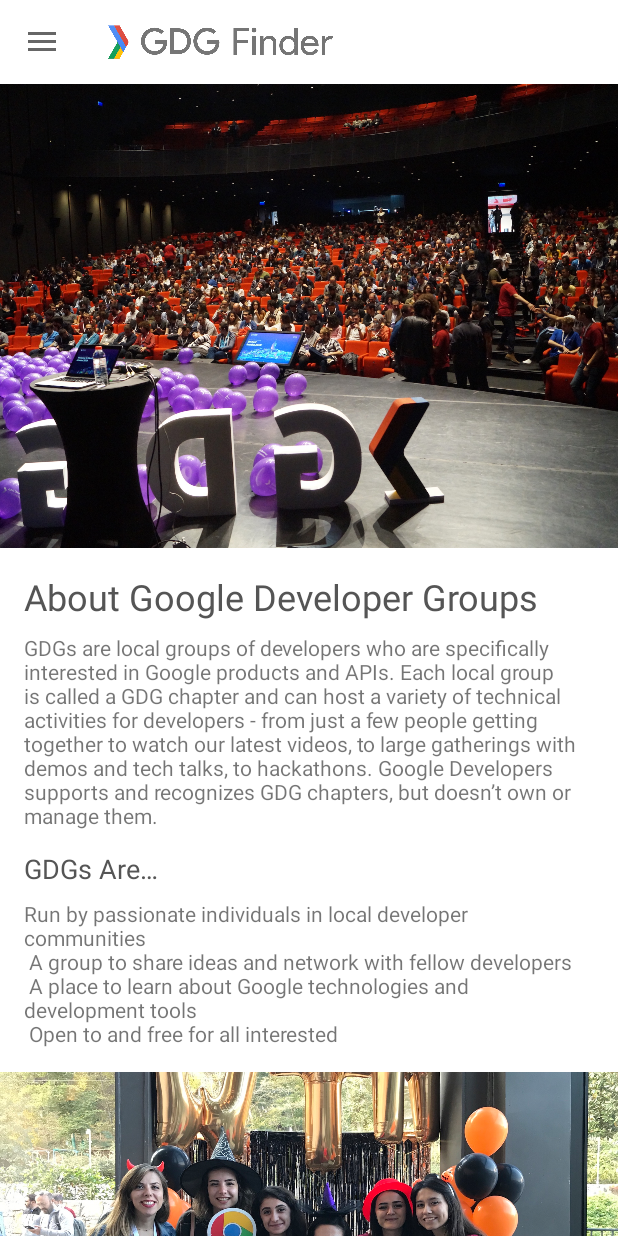
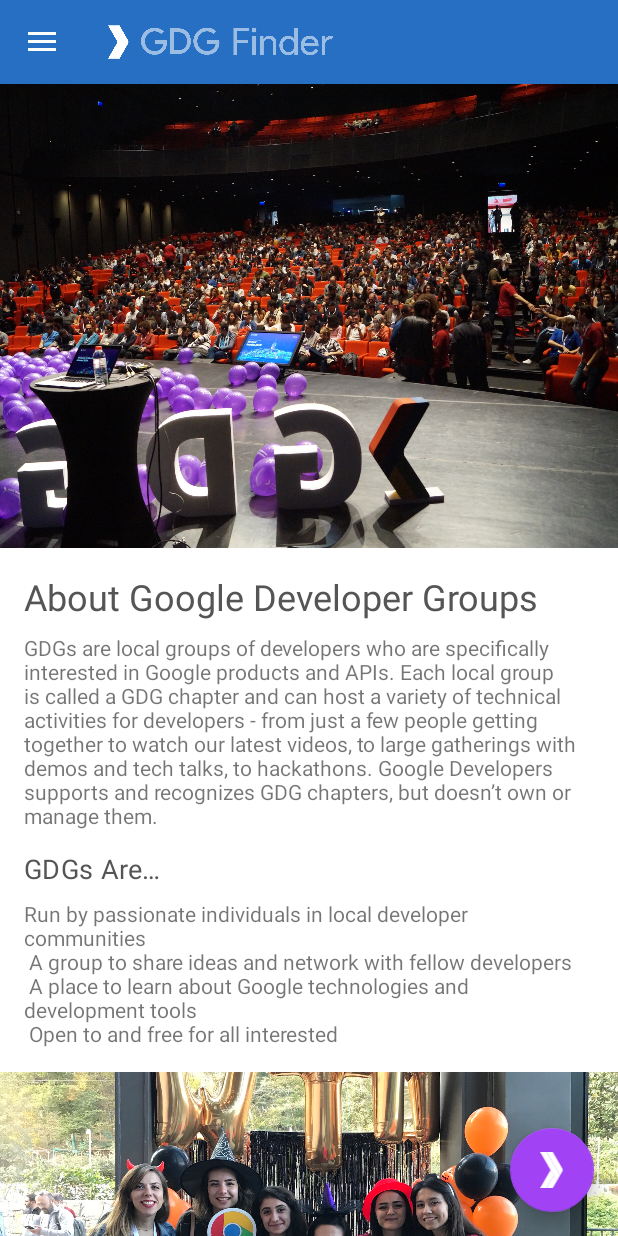
Before and after one commit to amanrj33/GDGFinder, an Android app: the screen it shows after launch (MainActivity), on a phone screen of 412 x 824 dp. Run offline under Robolectric (Android 15) with nearby library versions, the phone set to English and light mode, and no system bars; our stand-ins replace data binding, navigation-ui; Roboto replaces fonts that are not available here.

Commit message:
fab added and styling done

```diff
--- a/app/src/main/AndroidManifest.xml
+++ b/app/src/main/AndroidManifest.xml
@@ -15,7 +15,8 @@
             android:roundIcon="@mipmap/ic_launcher_round"
             android:theme="@style/AppTheme"
             tools:ignore="AllowBackup,GoogleAppIndexingWarning">
-        <activity android:name=".MainActivity">
+        <activity android:name=".MainActivity"
+            android:theme="@style/AppTheme">
             <intent-filter>
                 <action android:name="android.intent.action.MAIN"/>
 
--- a/app/src/main/java/com/example/android/gdgfinder/home/HomeFragment.kt
+++ b/app/src/main/java/com/example/android/gdgfinder/home/HomeFragment.kt
@@ -22,7 +22,10 @@ import android.view.LayoutInflater
 import android.view.View
 import android.view.ViewGroup
 import androidx.fragment.app.Fragment
+import androidx.lifecycle.Observer
 import androidx.lifecycle.ViewModelProvider
+import androidx.navigation.fragment.findNavController
+import com.example.android.gdgfinder.R
 import com.example.android.gdgfinder.databinding.HomeFragmentBinding
 
 class HomeFragment : Fragment() {
@@ -40,6 +43,15 @@ class HomeFragment : Fragment() {
         val binding = HomeFragmentBinding.inflate(inflater)
         viewModel = ViewModelProvider(this).get(HomeViewModel::class.java)
 
+        binding.viewModel = viewModel
+        viewModel.navigateToSearch.observe(viewLifecycleOwner, Observer { navigate ->
+            if (navigate) {
+                val navController = findNavController()
+                navController.navigate(R.id.action_homeFragment_to_gdgListFragment)
+                viewModel.onNavigatedToSearch()
+            }
+        })
+
         return binding.root
     }
 }
--- a/app/src/main/res/layout/activity_main.xml
+++ b/app/src/main/res/layout/activity_main.xml
@@ -19,8 +19,8 @@
 
     <androidx.drawerlayout.widget.DrawerLayout
         android:id="@+id/drawer_layout"
-            android:layout_height="match_parent"
-            android:layout_width="match_parent">
+        android:layout_width="match_parent"
+        android:layout_height="match_parent">
 
         <LinearLayout
             android:layout_width="match_parent"
@@ -30,13 +30,17 @@
             <androidx.appcompat.widget.Toolbar
                 android:id="@+id/toolbar"
                 android:layout_width="match_parent"
-                    android:layout_height="?attr/actionBarSize">
+                android:layout_height="?attr/actionBarSize"
+                android:background="@color/primaryDarkColor"
+                android:theme="@style/ThemeOverlay.MaterialComponents.Dark.ActionBar">
+
                 <ImageView
                     android:id="@+id/hero_image"
                     android:layout_width="150dp"
                     android:layout_height="match_parent"
+                    android:contentDescription="@string/app_name"
                     app:srcCompat="@drawable/logo"
-                        android:contentDescription="@string/app_name"/>
+                    android:tint="?attr/colorOnSecondary"/>
             </androidx.appcompat.widget.Toolbar>
 
             <fragment
@@ -45,7 +49,7 @@
                 android:layout_width="match_parent"
                 android:layout_height="match_parent"
                 app:defaultNavHost="true"
-                    app:navGraph="@navigation/nav_graph"/>
+                app:navGraph="@navigation/nav_graph" />
         </LinearLayout>
 
         <com.google.android.material.navigation.NavigationView
@@ -53,6 +57,6 @@
             android:layout_width="wrap_content"
             android:layout_height="match_parent"
             android:layout_gravity="start"
-                app:menu="@menu/drawer_view"/>
+            app:menu="@menu/drawer_view" />
     </androidx.drawerlayout.widget.DrawerLayout>
 </layout>
--- a/app/src/main/res/layout/add_gdg_fragment.xml
+++ b/app/src/main/res/layout/add_gdg_fragment.xml
@@ -38,9 +38,9 @@
                 android:id="@+id/textViewIntro"
                 android:layout_width="match_parent"
                 android:layout_height="wrap_content"
-                android:layout_marginStart="16dp"
-                android:layout_marginTop="16dp"
-                android:layout_marginEnd="16dp"
+                android:layout_marginStart="@dimen/spacing_normal"
+                android:layout_marginTop="@dimen/spacing_normal"
+                android:layout_marginEnd="@dimen/spacing_normal"
                 android:text="@string/add_gdg"
                 android:textColor="#AAAAAA"
                 app:layout_constraintEnd_toEndOf="parent"
@@ -136,7 +136,7 @@
                 android:id="@+id/labelTextWhy"
                 android:layout_width="wrap_content"
                 android:layout_height="wrap_content"
-                android:layout_marginTop="16dp"
+                android:layout_marginTop="@dimen/spacing_normal"
                 android:layout_marginBottom="1dp"
                 android:text="@string/motivation"
                 app:layout_constraintBottom_toTopOf="@+id/EditTextWhy"
--- a/app/src/main/res/layout/home_fragment.xml
+++ b/app/src/main/res/layout/home_fragment.xml
@@ -19,10 +19,16 @@
     xmlns:tools="http://schemas.android.com/tools">
 
     <data>
-
+        <variable
+            name="viewModel"
+            type="com.example.android.gdgfinder.home.HomeViewModel"/>
     </data>
 
-    <ScrollView
+    <androidx.coordinatorlayout.widget.CoordinatorLayout
+        android:layout_width="match_parent"
+        android:layout_height="match_parent">
+
+        <androidx.core.widget.NestedScrollView
             android:layout_width="match_parent"
             android:layout_height="match_parent">
 
@@ -30,7 +36,7 @@
                 android:layout_width="match_parent"
                 android:layout_height="wrap_content"
                 android:clipToPadding="true"
-            android:paddingBottom="16dp"
+                android:paddingBottom="@dimen/spacing_normal"
                 tools:context=".home.HomeFragment">
 
                 <ImageView
@@ -48,9 +54,10 @@
                     android:id="@+id/title"
                     android:layout_width="0dp"
                     android:layout_height="wrap_content"
-                android:layout_marginTop="16dp"
+                    android:layout_marginTop="@dimen/spacing_normal"
                     android:text="@string/about_google_developer_groups"
                     android:textColor="#FF555555"
+                    android:textAppearance="?attr/textAppearanceHeadline5"
                     android:textSize="24sp"
                     app:layout_constraintEnd_toStartOf="@+id/end_guideline"
                     app:layout_constraintStart_toStartOf="@+id/start_guideline"
@@ -72,8 +79,9 @@
                     android:layout_height="wrap_content"
                     android:layout_marginTop="13dp"
                     android:text="@string/gdgs_are"
+                    android:textColor="#555555"
                     android:textSize="18sp"
-                android:textColor="#555555"
+                    android:textAppearance="?attr/textAppearanceHeadline6"
                     app:layout_constraintEnd_toStartOf="@id/end_guideline"
                     app:layout_constraintStart_toEndOf="@id/start_guideline"
                     app:layout_constraintTop_toBottomOf="@+id/intro_text" />
@@ -92,7 +100,7 @@
                     android:id="@+id/end_image"
                     android:layout_width="0dp"
                     android:layout_height="0dp"
-                android:layout_marginTop="16dp"
+                    android:layout_marginTop="@dimen/spacing_normal"
                     android:scaleType="centerCrop"
                     app:layout_constraintBottom_toBottomOf="parent"
                     app:layout_constraintDimensionRatio="3:1.5"
@@ -106,14 +114,24 @@
                     android:layout_width="wrap_content"
                     android:layout_height="wrap_content"
                     android:orientation="vertical"
-                app:layout_constraintGuide_begin="16dp" />
+                    app:layout_constraintGuide_begin="@dimen/spacing_normal" />
 
                 <androidx.constraintlayout.widget.Guideline
                     android:id="@+id/end_guideline"
                     android:layout_width="wrap_content"
                     android:layout_height="wrap_content"
                     android:orientation="vertical"
-                app:layout_constraintGuide_end="26dp" />
+                    app:layout_constraintGuide_end="@dimen/spacing_normal" />
             </androidx.constraintlayout.widget.ConstraintLayout>
-    </ScrollView>
+        </androidx.core.widget.NestedScrollView>
+
+        <com.google.android.material.floatingactionbutton.FloatingActionButton
+            android:layout_width="wrap_content"
+            android:layout_height="wrap_content"
+            android:layout_margin="@dimen/spacing_normal"
+            android:onClick="@{() -> viewModel.onFabClicked()}"
+            android:layout_gravity="bottom|end"
+            android:src="@drawable/ic_gdg"/>
+
+    </androidx.coordinatorlayout.widget.CoordinatorLayout>
 </layout>
--- a/app/src/main/res/layout/list_item.xml
+++ b/app/src/main/res/layout/list_item.xml
@@ -40,7 +40,7 @@
             android:id="@+id/gdg_image"
             android:layout_width="50dp"
             android:layout_height="76dp"
-            android:layout_marginLeft="16dp"
+            android:layout_marginLeft="@dimen/spacing_normal"
             android:layout_marginTop="26dp"
             android:layout_marginBottom="26dp"
             android:contentDescription="TODO"
@@ -53,8 +53,8 @@
             android:id="@+id/chapter_name"
             android:layout_width="0dp"
             android:layout_height="0dp"
-            android:layout_marginStart="16dp"
-            android:layout_marginEnd="16dp"
+            android:layout_marginStart="@dimen/spacing_normal"
+            android:layout_marginEnd="@dimen/spacing_normal"
             android:gravity="center_vertical"
             android:text="@{chapter.name}"
             android:textAppearance="?textAppearanceHeadline6"
--- a/app/src/main/res/values-night/styles.xml
+++ /dev/null
@@ -1,12 +0,0 @@
-<?xml version="1.0" encoding="utf-8"?>
-<resources>
-
-    <!-- Base application theme. -->
-    <style name="AppTheme" parent="Theme.MaterialComponents.Light.NoActionBar">
-        <!-- Customize your theme here. -->
-        <item name="colorPrimary">@color/colorPrimary</item>
-        <item name="colorPrimaryDark">@color/colorPrimaryDark</item>
-        <item name="colorAccent">@color/colorAccent</item>
-    </style>
-
-</resources>
--- a/app/src/main/res/values/colors.xml
+++ b/app/src/main/res/values/colors.xml
@@ -14,8 +14,14 @@
   ~ limitations under the License.
   -->
 
+<!--?xml version="1.0" encoding="UTF-8"?-->
 <resources>
-  <color name="colorPrimary">#008577</color>
-  <color name="colorPrimaryDark">#00574B</color>
-  <color name="colorAccent">#D81B60</color>
+  <color name="primaryColor">#669df6</color>
+  <color name="primaryLightColor">#9cceff</color>
+  <color name="primaryDarkColor">#266fc3</color>
+  <color name="secondaryColor">#a142f4</color>
+  <color name="secondaryLightColor">#d774ff</color>
+  <color name="secondaryDarkColor">#6b00c0</color>
+  <color name="primaryTextColor">#000000</color>
+  <color name="secondaryTextColor">#ffffff</color>
 </resources>
--- a/app/src/main/res/values/dimens.xml
+++ b/app/src/main/res/values/dimens.xml
@@ -16,4 +16,5 @@
 
 <resources>
 
+    <dimen name="spacing_normal">16dp</dimen>
 </resources>
--- a/app/src/main/res/values/styles.xml
+++ b/app/src/main/res/values/styles.xml
@@ -19,12 +19,21 @@
     <!-- Base application theme. -->
     <style name="AppTheme" parent="Theme.MaterialComponents.Light.NoActionBar">
         <!-- Customize your theme here. -->
-        <item name="colorPrimary">@color/colorPrimary</item>
-        <item name="colorPrimaryDark">@color/colorPrimaryDark</item>
-        <item name="colorAccent">@color/colorAccent</item>
+        <item name="colorPrimary">@color/primaryColor</item>
+        <item name="colorPrimaryDark">@color/primaryDarkColor</item>
+        <item name="colorPrimaryVariant">@color/primaryLightColor</item>
+        <item name="colorOnPrimary">@color/primaryTextColor</item>
+        <item name="colorSecondary">@color/secondaryColor</item>
+        <item name="colorSecondaryVariant">@color/secondaryDarkColor</item>
+        <item name="colorOnSecondary">@color/secondaryTextColor</item>
 
         <item name="android:fontFamily">@font/lobster_two</item>
         <item name="fontFamily">@font/lobster_two</item>
     </style>
 
+    <style name="TextAppearance.CustomHeadline6" parent="TextAppearance.MaterialComponents.Headline6">
+        <item name="android:textSize">18sp</item>
+        <item name="textAppearanceHeadline6">@style/TextAppearance.CustomHeadline6</item>
+    </style>
+
 </resources>
```
Lines whose indentation alone changed are shown as unchanged.
